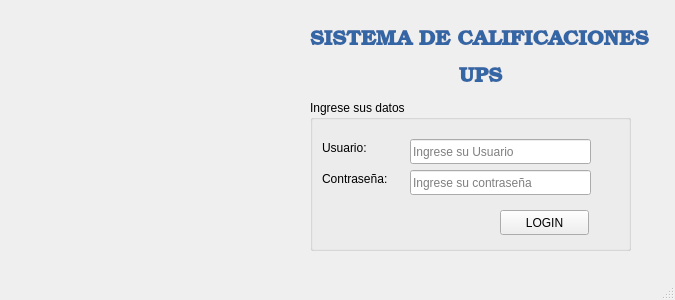
First picture: the form in login.ui, repository andrewrv43/P59-ESTRUCTURA-PROYECTO-P2, before the edit.
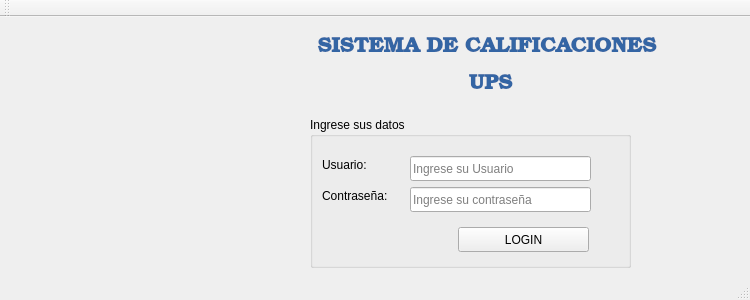
Second picture: the form after the edit. Icons and pictures are not drawn.

Diff of the .ui file:
```diff
--- a/login.ui
+++ b/login.ui
@@ -6,7 +6,7 @@
    <rect>
     <x>0</x>
     <y>0</y>
-    <width>675</width>
+    <width>750</width>
     <height>300</height>
    </rect>
   </property>
@@ -24,7 +24,7 @@
   </property>
   <property name="maximumSize">
    <size>
-    <width>675</width>
+    <width>750</width>
     <height>300</height>
    </size>
   </property>
@@ -158,9 +158,9 @@
     <widget class="QPushButton" name="btnLogin">
      <property name="geometry">
       <rect>
-       <x>190</x>
+       <x>148</x>
        <y>110</y>
-       <width>89</width>
+       <width>131</width>
        <height>25</height>
       </rect>
      </property>
@@ -172,9 +172,9 @@
    <widget class="QLabel" name="label_4">
     <property name="geometry">
      <rect>
-      <x>310</x>
-      <y>10</y>
-      <width>341</width>
+      <x>280</x>
+      <y>0</y>
+      <width>421</width>
       <height>101</height>
      </rect>
     </property>
@@ -202,6 +202,17 @@
    </property>
   </widget>
   <widget class="QStatusBar" name="statusbar"/>
+  <widget class="QToolBar" name="toolBar">
+   <property name="windowTitle">
+    <string>toolBar</string>
+   </property>
+   <attribute name="toolBarArea">
+    <enum>TopToolBarArea</enum>
+   </attribute>
+   <attribute name="toolBarBreak">
+    <bool>false</bool>
+   </attribute>
+  </widget>
  </widget>
  <resources>
   <include location="Resources.qrc"/>
```
Left out of the diff: 8 changed lines with no effect on the pictures.
